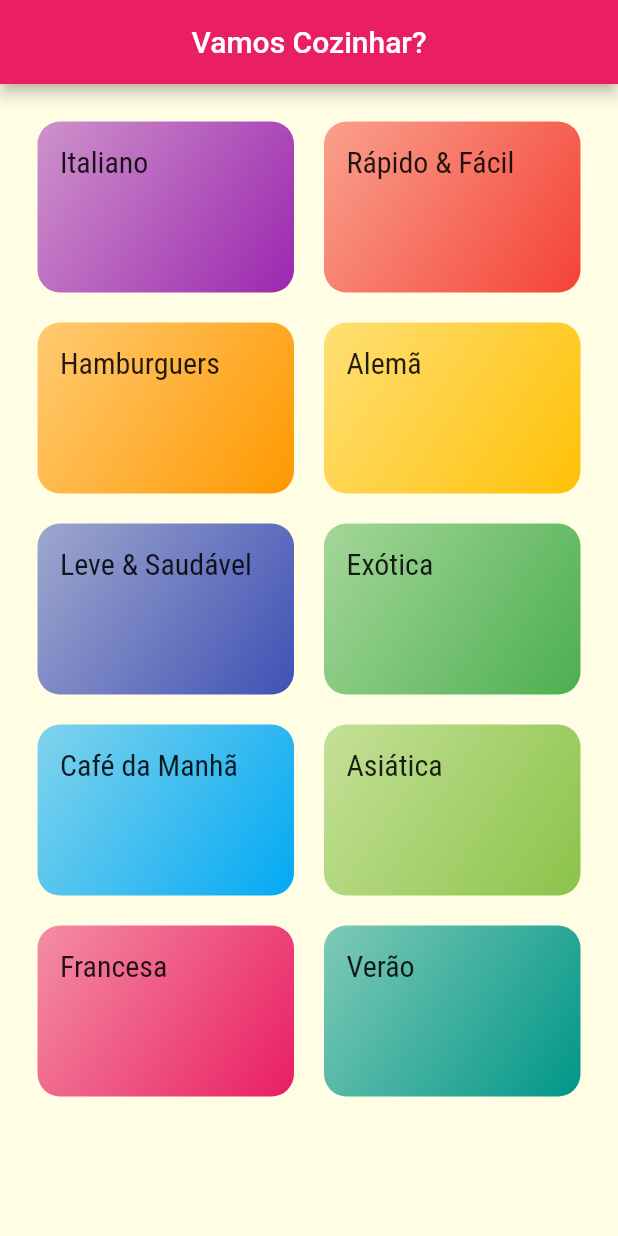
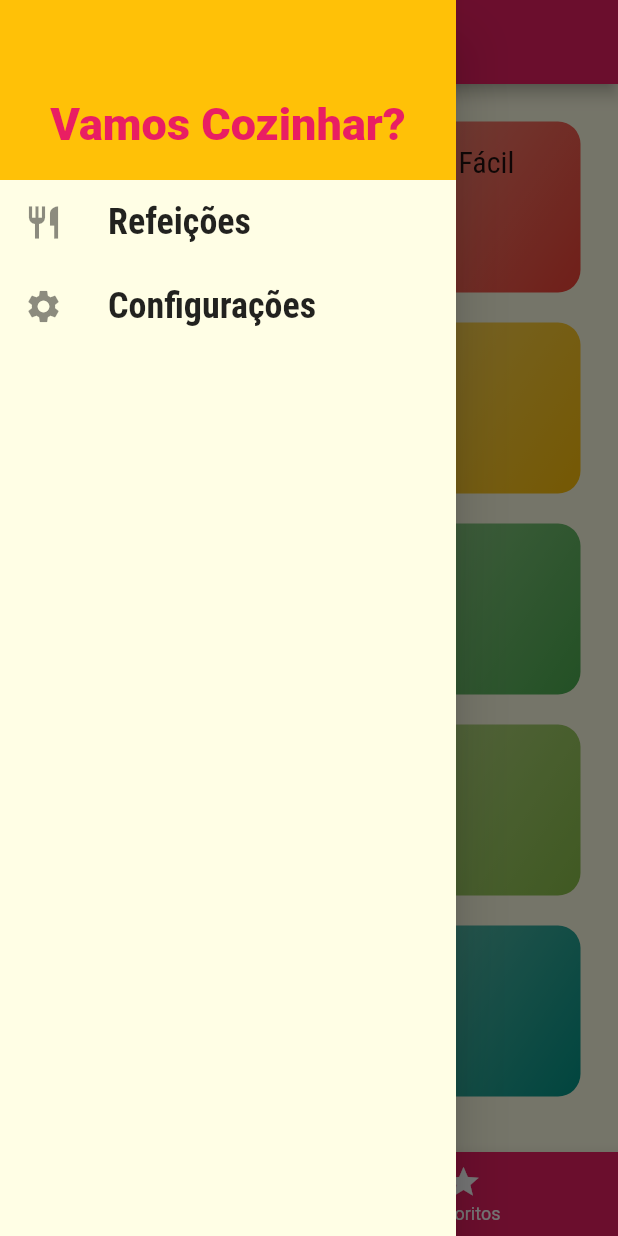
Before and after one commit to miradouro/meals_flutter, a Flutter app: the screen it shows after launch, with the side drawer open (before the commit the screen has no drawer), on a phone screen of 412 x 824 dp. Run offline on Flutter 3.47's test engine with Material 2 defaults, Android fonts, the phone set to English and light mode, and no system bars.

Commit message:
24/07/22 commit

```diff
--- /dev/null
+++ b/lib/components/main_drawer.dart
@@ -0,0 +1,54 @@
+import 'package:flutter/material.dart';
+import '../utils/app_routes.dart';
+
+class MainDrawer extends StatelessWidget {
+  Widget _createItem(IconData icon, String label, Function() onTap) {
+    return ListTile(
+      leading: Icon(
+        icon,
+        size: 26,
+      ),
+      title: Text(
+        label,
+        style: TextStyle(
+          fontFamily: 'RobotoCondensed',
+          fontSize: 24,
+          fontWeight: FontWeight.bold,
+        ),
+      ),
+      onTap: onTap,
+    );
+  }
+
+  @override
+  Widget build(BuildContext context) {
+    return Drawer(
+      child: Column(
+        children: <Widget>[
+          Container(
+            height: 120,
+            width: double.infinity,
+            padding: EdgeInsets.all(20),
+            color: Theme.of(context).secondaryHeaderColor,
+            alignment: Alignment.bottomCenter,
+            child: Text(
+              'Vamos Cozinhar?',
+              style: TextStyle(
+                fontWeight: FontWeight.w900,
+                fontSize: 30,
+                color: Theme.of(context).primaryColor,
+              ),
+            ),
+          ),
+          _createItem(Icons.restaurant, 'Refeições',
+              () => Navigator.of(context).
+              pushReplacementNamed(AppRoutes.HOME)),
+          _createItem(Icons.settings, 'Configurações',
+              () => Navigator.of(context).
+              pushReplacementNamed(AppRoutes.SETTINGS)),
+          SizedBox(height: 20),
+        ],
+      ),
+    );
+  }
+}
--- a/lib/main.dart
+++ b/lib/main.dart
@@ -1,7 +1,10 @@
 import 'package:flutter/material.dart';
+import 'package:meals/screens/settings_screen.dart';
 import 'screens/categories_screen.dart';
 import 'screens/categories_meals_screen.dart';
 import 'utils/app_routes.dart';
+import 'screens/meal_detail_screen.dart';
+import 'screens/tabs_screen.dart';
 
 void main() => runApp(MyApp());
 
@@ -23,8 +26,10 @@ class MyApp extends StatelessWidget {
               ))),
       // home: CategoriesScreen(),
       routes: {
-        AppRoutes.HOME: (ctx) => CategoriesScreen(),
+        AppRoutes.HOME: (ctx) => TabsScreen(),
         AppRoutes.CATEGORIES_MEALS: (ctx) => CategoriesMealsScreen(),
+        AppRoutes.MEAL_DETAIL: (ctx) => MealDetailScreen(),
+        AppRoutes.SETTINGS: (ctx) => SettingsScreen(),
       },
     );
   }
--- a/lib/screens/categories_screen.dart
+++ b/lib/screens/categories_screen.dart
@@ -7,12 +7,7 @@ class CategoriesScreen extends StatelessWidget {
 
   @override
   Widget build(BuildContext context) {
-    return Scaffold(
-      appBar: AppBar(
-        centerTitle: true,
-        title: Text('Vamos Cozinhar?'),
-      ),
-      body: GridView(
+    return GridView(
       padding: const EdgeInsets.all(25),
       gridDelegate: SliverGridDelegateWithMaxCrossAxisExtent(
         maxCrossAxisExtent: 200,
@@ -23,7 +18,6 @@ class CategoriesScreen extends StatelessWidget {
       children: DUMMY_CATEGORIES.map((cat) {
         return CategoryItem(cat);
       }).toList(),
-      ),
     );
   }
 }
--- /dev/null
+++ b/lib/screens/tabs_screen.dart
@@ -0,0 +1,57 @@
+import 'package:flutter/material.dart';
+import 'categories_screen.dart';
+import 'favorite_screen.dart';
+import '../components/main_drawer.dart';
+
+class TabsScreen extends StatefulWidget {
+  @override
+  State<TabsScreen> createState() => _TabsScreenState();
+}
+
+class _TabsScreenState extends State<TabsScreen> {
+  int _selectedScreenIndex = 0;
+
+  final List<String> _titles = [
+    'Lista de Categorias',
+    'Meus Favoritos',
+  ];
+  final List<Widget> _screens = [
+    CategoriesScreen(),
+    FavoriteScreen(),
+  ];
+
+  _selectScreen(int index) {
+    setState(() {
+      _selectedScreenIndex = index;
+    });
+  }
+
+  @override
+  Widget build(BuildContext context) {
+    return Scaffold(
+      appBar: AppBar(
+        centerTitle: true,
+        title: Text(_titles[_selectedScreenIndex]),
+      ),
+      drawer: MainDrawer(),
+      body: _screens[_selectedScreenIndex],
+      bottomNavigationBar: BottomNavigationBar(
+        onTap: _selectScreen,
+        backgroundColor: Theme.of(context).primaryColor,
+        unselectedItemColor: Colors.white,
+        selectedItemColor: Theme.of(context).secondaryHeaderColor,
+        currentIndex: _selectedScreenIndex,
+        items: [
+          BottomNavigationBarItem(
+            icon: Icon(Icons.category),
+            label: 'Categorias',
+          ),
+          BottomNavigationBarItem(
+            icon: Icon(Icons.star),
+            label: 'Favoritos',
+          ),
+        ],
+      ),
+    );
+  }
+}
--- a/lib/utils/app_routes.dart
+++ b/lib/utils/app_routes.dart
@@ -3,4 +3,6 @@ import 'package:flutter/material.dart';
 class AppRoutes{
   static const HOME = '/';
   static const CATEGORIES_MEALS = '/categories-meals';
+  static const MEAL_DETAIL = '/meal-detail';
+  static const SETTINGS = '/settings';
 }
```
Also changed, not shown: lib/components/meal_item.dart (+16 -3 lines), lib/models/settings.dart (added, +13 -0 lines), lib/screens/favorite_screen.dart (added, +11 -0 lines), lib/screens/meal_detail_screen.dart (added, +94 -0 lines), lib/screens/settings_screen.dart (added, +88 -0 lines). Lines whose indentation alone changed are shown as unchanged.
